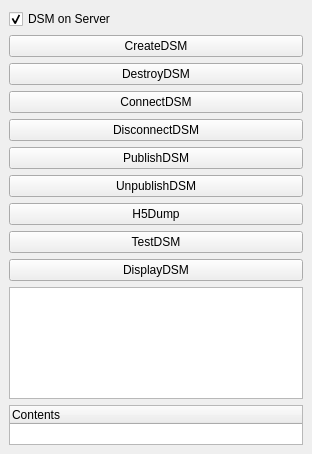
This is pqDSMViewerPanel.ui in soumagne/icarus as Qt 5 draws it before an edit. The edited form follows.
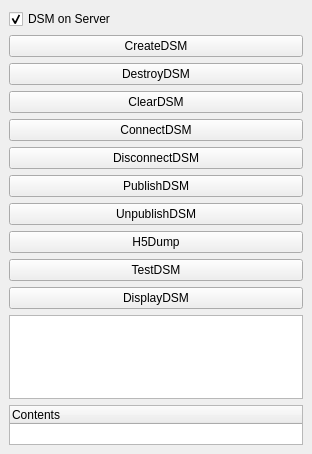
This is the edited form. Custom widgets are drawn as their Qt base class.

Commit message: Fix pb with multiple H5Dump - Add ClearDSM button (not completely enabled yet)

The edit to the form file:
```diff
--- a/pqDSMViewerPanel.ui
+++ b/pqDSMViewerPanel.ui
@@ -46,6 +46,13 @@
       </property>
      </widget>
     </item>
+    <item>
+     <widget class="QPushButton" name="ClearDSM" >
+      <property name="text" >
+       <string>ClearDSM</string>
+      </property>
+     </widget>
+    </item>
     <item>
      <widget class="QPushButton" name="ConnectDSM" >
       <property name="text" >
```
The commit also changes 6 other files.
